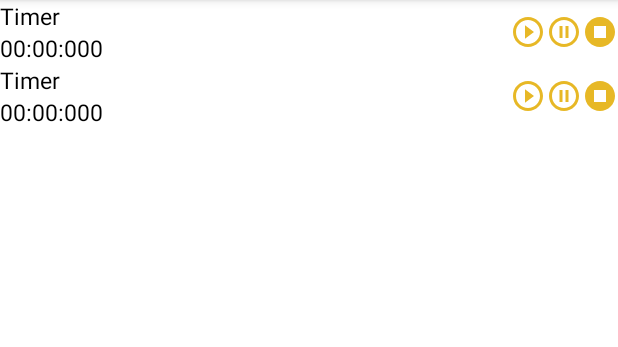
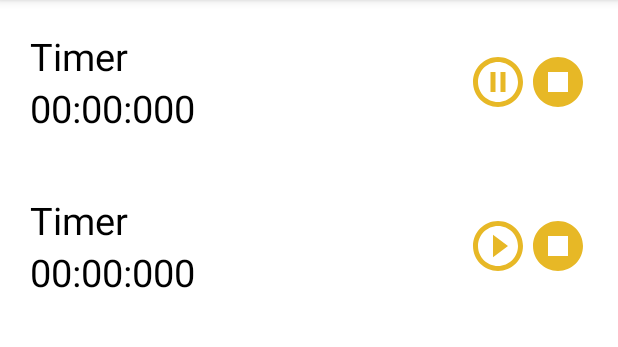
Before and after one commit to TimurAbyzbaev/StopWatch, an Android app: the screen it shows after launch (MainActivity), after a tap on "Add timer", on a phone screen of 412 x 824 dp, the part 84-431 px from its top. Run offline under Robolectric (Android 15) with nearby library versions, the phone set to English and light mode, and no system bars; 2 other taps on this screen came first.

Commit message:
Убрал кнопку паузы и объединил запуск и паузу в одну кнопку. Изменил размер текста и кнопок

```diff
--- a/app/src/main/java/com/example/stopwatch/view/MainActivity.kt
+++ b/app/src/main/java/com/example/stopwatch/view/MainActivity.kt
@@ -1,6 +1,7 @@
 package com.example.stopwatch.view
 
 import android.os.Bundle
+import android.os.PersistableBundle
 import android.view.ContextMenu
 import android.view.Menu
 import android.view.MenuItem
@@ -18,6 +19,7 @@ class MainActivity : AppCompatActivity() {
     private val adapter = MainActivityAdapter(::setPosition)
     private val timers = mutableListOf<TimerModel>()
     var currentPosition = 0
+
 
     private fun setPosition(position: Int) {
         currentPosition = position
--- a/app/src/main/java/com/example/stopwatch/view/MainActivityAdapter.kt
+++ b/app/src/main/java/com/example/stopwatch/view/MainActivityAdapter.kt
@@ -4,7 +4,6 @@ import android.content.Context
 import android.view.LayoutInflater
 import android.view.View
 import android.view.ViewGroup
-import android.widget.Button
 import android.widget.ImageButton
 import android.widget.TextView
 import androidx.lifecycle.LifecycleOwner
@@ -48,25 +47,26 @@ class MainActivityAdapter(
     {
         fun bind(timer: TimerModel) {
             timer.startCollect()
-            timer.subscribe().observe(context as LifecycleOwner) {
+            timer.subscribeToValue().observe(context as LifecycleOwner) {
                 itemView.findViewById<TextView>(R.id.text_time).text = it
             }
-            itemView.findViewById<TextView>(R.id.text_time).text = timer.subscribe().value
+            itemView.findViewById<TextView>(R.id.text_time).text = timer.subscribeToValue().value
 
             itemView.findViewById<TextView>(R.id.timer_name).text = timer.name
 
             itemView.findViewById<ImageButton>(R.id.button_start).setOnClickListener {
-                timer.startClicked()
+                if(!timer.started){
+                    itemView.findViewById<ImageButton>(R.id.button_start).setImageResource(R.drawable.baseline_pause_circle_outline_24)
+                    timer.startClicked()
+                } else {
+                    itemView.findViewById<ImageButton>(R.id.button_start).setImageResource(R.drawable.baseline_play_circle_outline_24)
+                    timer.pauseClicked()
+                }
             }
 
             itemView.findViewById<ImageButton>(R.id.button_stop).setOnClickListener {
                 timer.stopClicked()
             }
-
-            itemView.findViewById<ImageButton>(R.id.button_pause).setOnClickListener {
-                timer.pauseClicked()
-            }
-
         }
 
     }
--- a/app/src/main/java/com/example/stopwatch/viewmodel/TimerModel.kt
+++ b/app/src/main/java/com/example/stopwatch/viewmodel/TimerModel.kt
@@ -11,6 +11,8 @@ class TimerModel(
     var name: String = "Timer"
 ) : BaseViewModel() {
     private val liveDataForViewToObserve: LiveData<String> = _mutableLiveData
+    var started = false
+        private set
 
     private val timestampProvider = object : TimestampProvider {
         override fun getMilliseconds(): Long {
@@ -27,7 +29,7 @@ class TimerModel(
         CoroutineScope(Dispatchers.Main + SupervisorJob())
     )
 
-    fun subscribe(): LiveData<String> {
+    fun subscribeToValue(): LiveData<String> {
         return liveDataForViewToObserve
     }
 
@@ -41,13 +43,16 @@ class TimerModel(
 
     fun startClicked() {
         stopwatchListOrchestrator.start()
+        started = true
     }
 
     fun pauseClicked() {
         stopwatchListOrchestrator.pause()
+        started = false
     }
 
     fun stopClicked() {
         stopwatchListOrchestrator.stop()
+        started = false
     }
 }
--- a/app/src/main/res/drawable/baseline_pause_circle_outline_24.xml
+++ b/app/src/main/res/drawable/baseline_pause_circle_outline_24.xml
@@ -1,5 +1,5 @@
-<vector android:height="24dp" android:tint="#E7B826"
+<vector android:height="40dp" android:tint="#E7B826"
     android:viewportHeight="24" android:viewportWidth="24"
-    android:width="24dp" xmlns:android="http://schemas.android.com/apk/res/android">
+    android:width="40dp" xmlns:android="http://schemas.android.com/apk/res/android">
     <path android:fillColor="@android:color/white" android:pathData="M9,16h2L11,8L9,8v8zM12,2C6.48,2 2,6.48 2,12s4.48,10 10,10 10,-4.48 10,-10S17.52,2 12,2zM12,20c-4.41,0 -8,-3.59 -8,-8s3.59,-8 8,-8 8,3.59 8,8 -3.59,8 -8,8zM13,16h2L15,8h-2v8z"/>
 </vector>
--- a/app/src/main/res/drawable/baseline_play_circle_outline_24.xml
+++ b/app/src/main/res/drawable/baseline_play_circle_outline_24.xml
@@ -1,5 +1,5 @@
-<vector android:height="24dp" android:tint="#E7B826"
+<vector android:height="40dp" android:tint="#E7B826"
     android:viewportHeight="24" android:viewportWidth="24"
-    android:width="24dp" xmlns:android="http://schemas.android.com/apk/res/android">
+    android:width="40dp" xmlns:android="http://schemas.android.com/apk/res/android">
     <path android:fillColor="@android:color/white" android:pathData="M10,16.5l6,-4.5 -6,-4.5v9zM12,2C6.48,2 2,6.48 2,12s4.48,10 10,10 10,-4.48 10,-10S17.52,2 12,2zM12,20c-4.41,0 -8,-3.59 -8,-8s3.59,-8 8,-8 8,3.59 8,8 -3.59,8 -8,8z"/>
 </vector>
--- a/app/src/main/res/drawable/baseline_stop_circle_24.xml
+++ b/app/src/main/res/drawable/baseline_stop_circle_24.xml
@@ -1,6 +1,6 @@
-<vector android:height="24dp" android:tint="#E7B826"
+<vector android:height="40dp" android:tint="#E7B826"
     android:viewportHeight="24" android:viewportWidth="24"
-    android:width="24dp" xmlns:android="http://schemas.android.com/apk/res/android">
+    android:width="40dp" xmlns:android="http://schemas.android.com/apk/res/android">
     <path android:fillColor="@android:color/white"
         android:fillType="evenOdd" android:pathData="M8,16h8V8H8V16zM12,2C6.48,2 2,6.48 2,12s4.48,10 10,10s10,-4.48 10,-10S17.52,2 12,2L12,2z"/>
 </vector>
--- a/app/src/main/res/layout/activity_main_recyclerview_item.xml
+++ b/app/src/main/res/layout/activity_main_recyclerview_item.xml
@@ -3,6 +3,7 @@
     android:layout_width="match_parent"
     android:layout_height="wrap_content"
     android:id="@+id/timer"
+    android:layout_margin="@dimen/margin_medium"
     xmlns:app="http://schemas.android.com/apk/res-auto">
 
     <TextView
@@ -11,7 +12,7 @@
         android:layout_height="wrap_content"
         android:hint="@string/name_of_timer"
         android:textColor="@color/black"
-        android:textSize="15sp"
+        android:textSize="25sp"
         app:layout_constraintLeft_toLeftOf="parent"
         app:layout_constraintTop_toTopOf="parent"/>
 
@@ -21,9 +22,10 @@
         android:layout_height="wrap_content"
         android:text="@string/default_time"
         android:textColor="@color/black"
-        android:textSize="15sp"
+        android:textSize="25sp"
         app:layout_constraintTop_toBottomOf="@+id/timer_name"
         app:layout_constraintStart_toStartOf="parent"/>
+
     <ImageButton
         android:id="@+id/button_start"
         android:layout_width="wrap_content"
@@ -31,19 +33,10 @@
         android:src="@drawable/baseline_play_circle_outline_24"
         android:background="@null"
         android:contentDescription="@string/play_button_description"
-        app:layout_constraintEnd_toStartOf="@+id/button_pause"
-        app:layout_constraintTop_toTopOf="parent"
-        app:layout_constraintBottom_toBottomOf="parent"/>
-    <ImageButton
-        android:id="@+id/button_pause"
-        android:layout_width="wrap_content"
-        android:layout_height="wrap_content"
-        android:background="@null"
-        android:src="@drawable/baseline_pause_circle_outline_24"
-        android:contentDescription="@string/pause_button_description"
         app:layout_constraintEnd_toStartOf="@+id/button_stop"
         app:layout_constraintTop_toTopOf="parent"
         app:layout_constraintBottom_toBottomOf="parent"/>
+
     <ImageButton
         android:id="@+id/button_stop"
         android:layout_width="wrap_content"
```
